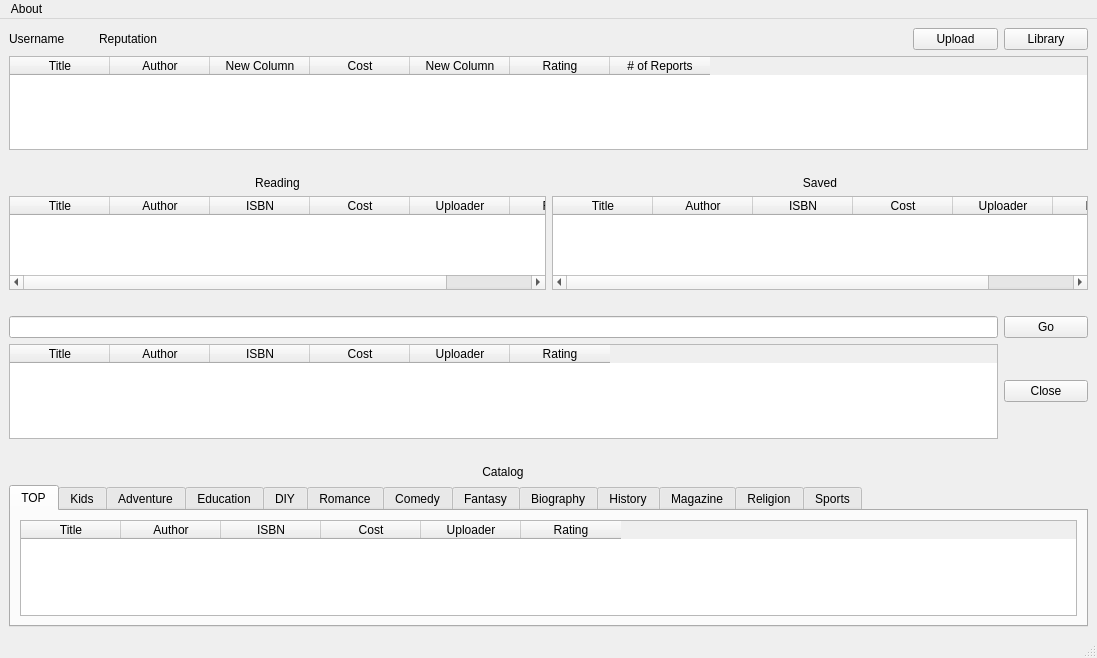
Before: the Qt Designer form designer/Ui_MainWindowRegistered.ui in psuong/P2PBooks, drawn with Qt 5.
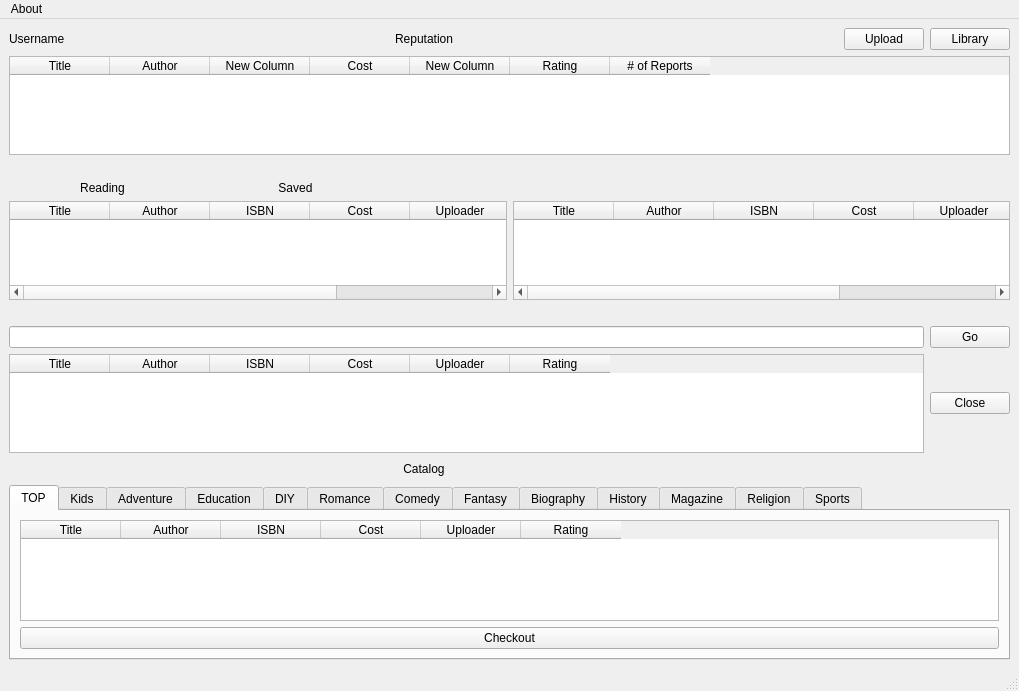
After: the same form once the commit is applied.

Commit message: Updated MainWindows catalogue checkout buttons

The edit to the form file:
```diff
--- a/designer/Ui_MainWindowRegistered.ui
+++ b/designer/Ui_MainWindowRegistered.ui
@@ -6,8 +6,8 @@
    <rect>
     <x>0</x>
     <y>0</y>
-    <width>1097</width>
-    <height>658</height>
+    <width>1019</width>
+    <height>691</height>
    </rect>
   </property>
   <property name="windowTitle">
@@ -15,46 +15,6 @@
   </property>
   <widget class="QWidget" name="centralwidget">
    <layout class="QGridLayout" name="gridLayout">
-    <item row="11" column="0" colspan="12">
-     <spacer name="horizontalSpacer_3">
-      <property name="orientation">
-       <enum>Qt::Horizontal</enum>
-      </property>
-      <property name="sizeHint" stdset="0">
-       <size>
-        <width>40</width>
-        <height>20</height>
-       </size>
-      </property>
-     </spacer>
-    </item>
-    <item row="9" column="11">
-     <widget class="QPushButton" name="close_push_button">
-      <property name="text">
-       <string>Close</string>
-      </property>
-     </widget>
-    </item>
-    <item row="5" column="0" colspan="12">
-     <spacer name="horizontalSpacer_2">
-      <property name="orientation">
-       <enum>Qt::Horizontal</enum>
-      </property>
-      <property name="sizeHint" stdset="0">
-       <size>
-        <width>40</width>
-        <height>20</height>
-       </size>
-      </property>
-     </spacer>
-    </item>
-    <item row="0" column="11">
-     <widget class="QPushButton" name="library_push_button">
-      <property name="text">
-       <string>Library</string>
-      </property>
-     </widget>
-    </item>
     <item row="0" column="0">
      <widget class="QLabel" name="username_label">
       <property name="text">
@@ -69,30 +29,86 @@
       </property>
      </widget>
     </item>
-    <item row="8" column="11">
-     <widget class="QPushButton" name="go_push_button">
+    <item row="0" column="2">
+     <spacer name="horizontalSpacer_4">
+      <property name="orientation">
+       <enum>Qt::Horizontal</enum>
+      </property>
+      <property name="sizeHint" stdset="0">
+       <size>
+        <width>40</width>
+        <height>20</height>
+       </size>
+      </property>
+     </spacer>
+    </item>
+    <item row="0" column="3">
+     <widget class="QPushButton" name="upload_push_button">
       <property name="text">
-       <string>Go</string>
+       <string>Upload</string>
       </property>
      </widget>
     </item>
-    <item row="12" column="5">
-     <widget class="QLabel" name="label">
-      <property name="lineWidth">
-       <number>1</number>
+    <item row="0" column="4">
+     <widget class="QPushButton" name="library_push_button">
+      <property name="text">
+       <string>Library</string>
       </property>
+     </widget>
+    </item>
+    <item row="1" column="0" colspan="5">
+     <widget class="QTableWidget" name="library_table_widget">
+      <column>
       <property name="text">
-       <string>Catalog</string>
-      </property>
-      <property name="textFormat">
-       <enum>Qt::RichText</enum>
-      </property>
-      <property name="alignment">
-       <set>Qt::AlignCenter</set>
-      </property>
+        <string>Title</string>
+       </property>
+      </column>
+      <column>
+       <property name="text">
+        <string>Author</string>
+       </property>
+      </column>
+      <column>
+       <property name="text">
+        <string>New Column</string>
+       </property>
+      </column>
+      <column>
+       <property name="text">
+        <string>Cost</string>
+       </property>
+      </column>
+      <column>
+       <property name="text">
+        <string>New Column</string>
+       </property>
+      </column>
+      <column>
+       <property name="text">
+        <string>Rating</string>
+       </property>
+      </column>
+      <column>
+       <property name="text">
+        <string># of Reports</string>
+       </property>
+      </column>
      </widget>
     </item>
-    <item row="3" column="0" colspan="12">
+    <item row="2" column="0">
+     <spacer name="horizontalSpacer">
+      <property name="orientation">
+       <enum>Qt::Horizontal</enum>
+      </property>
+      <property name="sizeHint" stdset="0">
+       <size>
+        <width>40</width>
+        <height>20</height>
+       </size>
+      </property>
+     </spacer>
+    </item>
+    <item row="3" column="0">
      <layout class="QHBoxLayout" name="horizontalLayout_2">
       <item>
        <widget class="QLabel" name="label_6">
@@ -116,7 +132,7 @@
       </item>
      </layout>
     </item>
-    <item row="4" column="0" colspan="12">
+    <item row="4" column="0" colspan="5">
      <layout class="QHBoxLayout" name="horizontalLayout">
       <item>
        <widget class="QTableWidget" name="reading_table_widget">
@@ -194,8 +210,8 @@
       </item>
      </layout>
     </item>
-    <item row="2" column="0" colspan="12">
-     <spacer name="horizontalSpacer">
+    <item row="5" column="0">
+     <spacer name="horizontalSpacer_2">
       <property name="orientation">
        <enum>Qt::Horizontal</enum>
       </property>
@@ -207,19 +223,89 @@
       </property>
      </spacer>
     </item>
-    <item row="0" column="10">
-     <widget class="QPushButton" name="upload_push_button">
+    <item row="6" column="4">
+     <widget class="QPushButton" name="go_push_button">
       <property name="text">
-       <string>Upload</string>
+       <string>Go</string>
       </property>
      </widget>
     </item>
-    <item row="13" column="0" colspan="12">
-     <widget class="QTabWidget" name="tabWidget">
+    <item row="7" column="0" colspan="4">
+     <widget class="QTableWidget" name="search_table_widget">
+      <column>
+       <property name="text">
+        <string>Title</string>
+       </property>
+      </column>
+      <column>
+       <property name="text">
+        <string>Author</string>
+       </property>
+      </column>
+      <column>
+       <property name="text">
+        <string>ISBN</string>
+       </property>
+      </column>
+      <column>
+       <property name="text">
+        <string>Cost</string>
+       </property>
+      </column>
+      <column>
+       <property name="text">
+        <string>Uploader</string>
+       </property>
+      </column>
+      <column>
+       <property name="text">
+        <string>Rating</string>
+       </property>
+      </column>
+     </widget>
+    </item>
+    <item row="7" column="4">
+     <widget class="QPushButton" name="close_push_button">
+      <property name="text">
+       <string>Close</string>
+      </property>
+     </widget>
+    </item>
+    <item row="8" column="0">
+     <spacer name="horizontalSpacer_3">
+      <property name="orientation">
+       <enum>Qt::Horizontal</enum>
+      </property>
+      <property name="sizeHint" stdset="0">
+       <size>
+        <width>40</width>
+        <height>20</height>
+       </size>
+      </property>
+     </spacer>
+    </item>
+    <item row="8" column="1">
+     <widget class="QLabel" name="label">
+      <property name="lineWidth">
+       <number>1</number>
+      </property>
+      <property name="text">
+       <string>Catalog</string>
+      </property>
+      <property name="textFormat">
+       <enum>Qt::RichText</enum>
+      </property>
+      <property name="alignment">
+       <set>Qt::AlignCenter</set>
+      </property>
+     </widget>
+    </item>
+    <item row="9" column="0" colspan="5">
+     <widget class="QTabWidget" name="tabWidget_2">
       <property name="currentIndex">
        <number>0</number>
       </property>
-      <widget class="QWidget" name="top_tab">
+      <widget class="QWidget" name="top_tab_3">
        <attribute name="title">
         <string>TOP</string>
        </attribute>
@@ -258,9 +344,16 @@
           </column>
          </widget>
         </item>
+        <item row="1" column="0">
+         <widget class="QPushButton" name="top_checkout_push_button_3">
+          <property name="text">
+           <string>Checkout</string>
+          </property>
+         </widget>
+        </item>
        </layout>
       </widget>
-      <widget class="QWidget" name="kids_tab">
+      <widget class="QWidget" name="kids_tab_3">
        <attribute name="title">
         <string>Kids</string>
        </attribute>
@@ -301,7 +394,7 @@
         </item>
        </layout>
       </widget>
-      <widget class="QWidget" name="adventure_tab">
+      <widget class="QWidget" name="adventure_tab_3">
        <attribute name="title">
         <string>Adventure</string>
        </attribute>
@@ -342,7 +435,7 @@
         </item>
        </layout>
       </widget>
-      <widget class="QWidget" name="education_tab">
+      <widget class="QWidget" name="education_tab_3">
        <attribute name="title">
         <string>Education</string>
        </attribute>
@@ -383,7 +476,7 @@
         </item>
        </layout>
       </widget>
-      <widget class="QWidget" name="diy_tab">
+      <widget class="QWidget" name="diy_tab_3">
        <attribute name="title">
         <string>DIY</string>
        </attribute>
@@ -424,7 +517,7 @@
         </item>
        </layout>
       </widget>
-      <widget class="QWidget" name="romance_tab">
+      <widget class="QWidget" name="romance_tab_3">
        <attribute name="title">
         <string>Romance</string>
        </attribute>
@@ -465,7 +558,7 @@
         </item>
        </layout>
       </widget>
-      <widget class="QWidget" name="comedy_tab">
+      <widget class="QWidget" name="comedy_tab_3">
        <attribute name="title">
         <string>Comedy</string>
        </attribute>
@@ -506,7 +599,7 @@
         </item>
        </layout>
       </widget>
-      <widget class="QWidget" name="fantasy_tab">
+      <widget class="QWidget" name="fantasy_tab_3">
        <attribute name="title">
         <string>Fantasy</string>
        </attribute>
@@ -547,7 +640,7 @@
         </item>
        </layout>
       </widget>
-      <widget class="QWidget" name="biography_tab">
+      <widget class="QWidget" name="biography_tab_3">
        <attribute name="title">
         <string>Biography</string>
        </attribute>
@@ -588,7 +681,7 @@
         </item>
        </layout>
       </widget>
-      <widget class="QWidget" name="history_tab">
+      <widget class="QWidget" name="history_tab_3">
        <attribute name="title">
         <string>History</string>
        </attribute>
@@ -629,7 +722,7 @@
         </item>
        </layout>
       </widget>
-      <widget class="QWidget" name="magazine_tabs">
+      <widget class="QWidget" name="magazine_tabs_3">
        <attribute name="title">
         <string>Magazine</string>
        </attribute>
@@ -670,7 +763,7 @@
         </item>
        </layout>
       </widget>
-      <widget class="QWidget" name="religion_tabs">
+      <widget class="QWidget" name="religion_tabs_3">
        <attribute name="title">
         <string>Religion</string>
        </attribute>
@@ -711,7 +804,7 @@
         </item>
        </layout>
       </widget>
-      <widget class="QWidget" name="sports_tab">
+      <widget class="QWidget" name="sports_tab_3">
        <attribute name="title">
         <string>Sports</string>
        </attribute>
@@ -754,95 +847,9 @@
       </widget>
      </widget>
     </item>
-    <item row="0" column="2" colspan="8">
-     <spacer name="horizontalSpacer_4">
-      <property name="orientation">
-       <enum>Qt::Horizontal</enum>
-      </property>
-      <property name="sizeHint" stdset="0">
-       <size>
-        <width>40</width>
-        <height>20</height>
-       </size>
-      </property>
-     </spacer>
-    </item>
-    <item row="8" column="0" colspan="11">
+    <item row="6" column="0" colspan="4">
      <widget class="QLineEdit" name="search_line_edit"/>
     </item>
-    <item row="9" column="0" colspan="11">
-     <widget class="QTableWidget" name="search_table_widget">
-      <column>
-       <property name="text">
-        <string>Title</string>
-       </property>
-      </column>
-      <column>
-       <property name="text">
-        <string>Author</string>
-       </property>
-      </column>
-      <column>
-       <property name="text">
-        <string>ISBN</string>
-       </property>
-      </column>
-      <column>
-       <property name="text">
-        <string>Cost</string>
-       </property>
-      </column>
-      <column>
-       <property name="text">
-        <string>Uploader</string>
-       </property>
-      </column>
-      <column>
-       <property name="text">
-        <string>Rating</string>
-       </property>
-      </column>
-     </widget>
-    </item>
-    <item row="1" column="0" colspan="12">
-     <widget class="QTableWidget" name="library_table_widget">
-      <column>
-       <property name="text">
-        <string>Title</string>
-       </property>
-      </column>
-      <column>
-       <property name="text">
-        <string>Author</string>
-       </property>
-      </column>
-      <column>
-       <property name="text">
-        <string>New Column</string>
-       </property>
-      </column>
-      <column>
-       <property name="text">
-        <string>Cost</string>
-       </property>
-      </column>
-      <column>
-       <property name="text">
-        <string>New Column</string>
-       </property>
-      </column>
-      <column>
-       <property name="text">
-        <string>Rating</string>
-       </property>
-      </column>
-      <column>
-       <property name="text">
-        <string># of Reports</string>
-       </property>
-      </column>
-     </widget>
-    </item>
    </layout>
    <zorder>tabWidget</zorder>
    <zorder>username_label</zorder>
@@ -867,8 +874,8 @@
     <rect>
      <x>0</x>
      <y>0</y>
-     <width>1097</width>
-     <height>26</height>
+     <width>1019</width>
+     <height>21</height>
     </rect>
    </property>
    <widget class="QMenu" name="menuAbout">
```
Left out of the diff: 159 changed lines with no effect on the pictures. Lines whose indentation alone changed are shown as unchanged. The commit also changes 3 other files.
